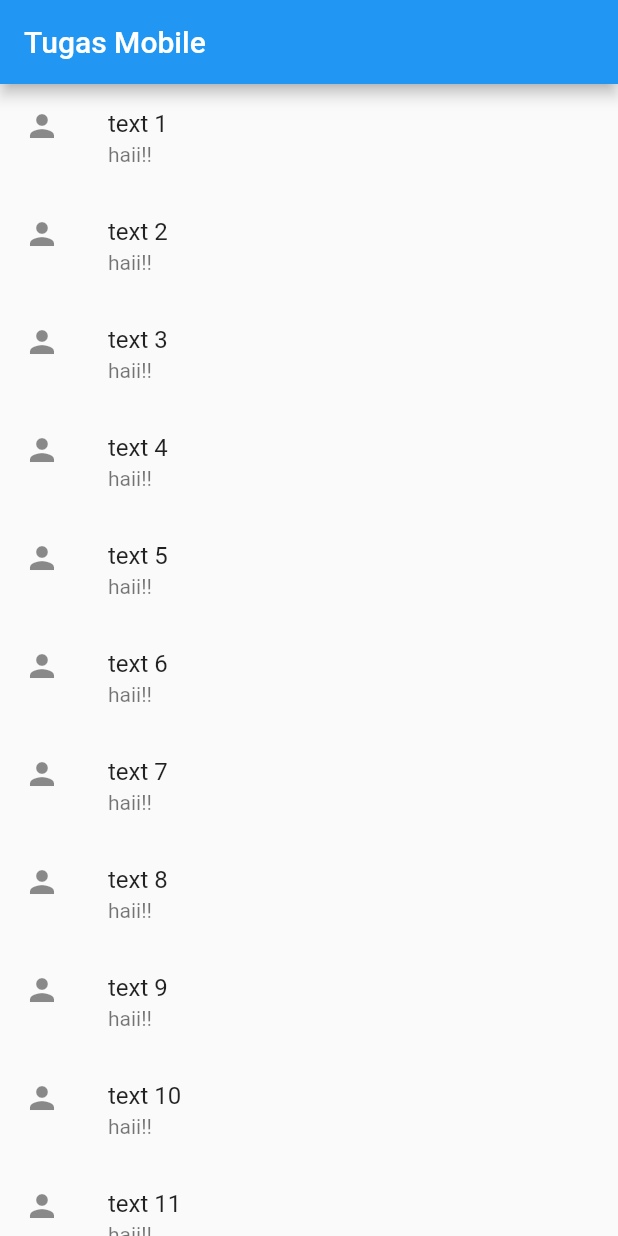
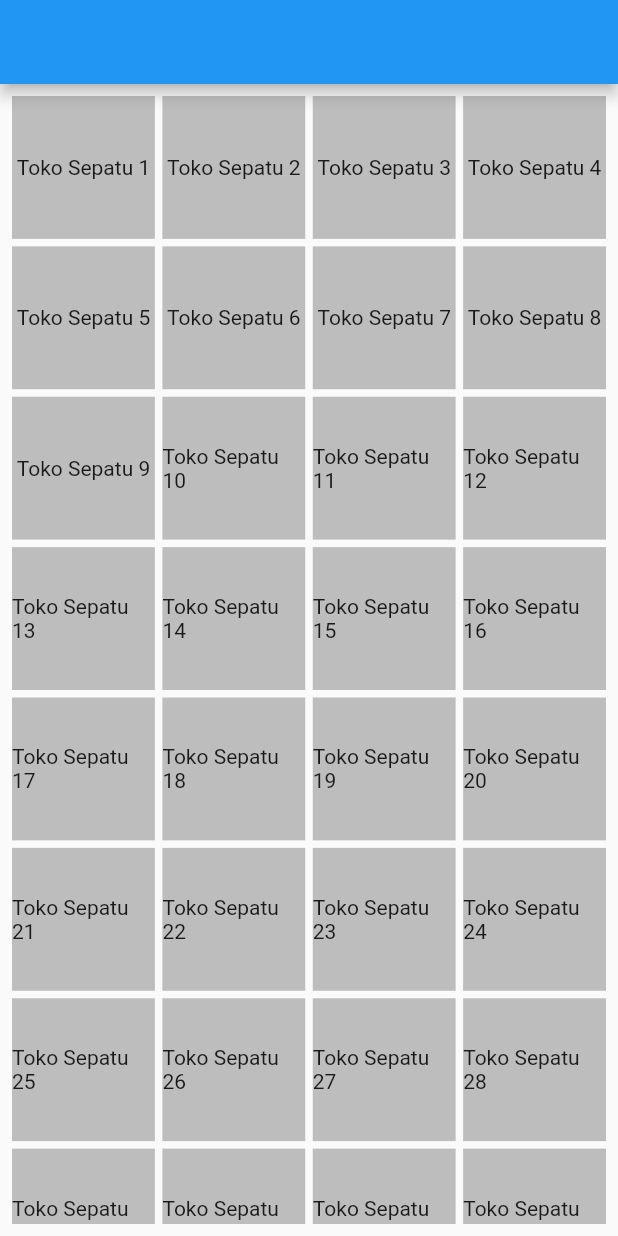
Before and after one commit to rahmat-riyadi/flutter-layout-box, a Flutter app: the screen it shows after launch, on a phone screen of 412 x 824 dp. Run offline on Flutter 3.47's test engine with Material 2 defaults, Android fonts, the phone set to English and light mode, and no system bars.

Commit message:
feat: ui2

```diff
--- a/lib/main.dart
+++ b/lib/main.dart
@@ -1,6 +1,6 @@
 import 'package:flutter/material.dart';
-import 'package:flutter_application_1/pages/home.dart';
 import 'package:flutter_application_1/pages/ui1.dart';
+import 'package:flutter_application_1/pages/ui2.dart';
 
 void main() {
   runApp(const MyApp());
@@ -17,7 +17,7 @@ class MyApp extends StatelessWidget {
       theme: ThemeData(
         primarySwatch: Colors.blue,
       ),
-      home: const Ui1(),
+      home: const Ui2(),
     );
   }
 }
--- /dev/null
+++ b/lib/pages/ui2.dart
@@ -0,0 +1,31 @@
+import 'package:flutter/material.dart';
+
+class Ui2 extends StatelessWidget {
+  const Ui2({super.key});
+
+  @override
+  Widget build(BuildContext context) {
+
+    List item = List.generate(100, (index) => 'Toko Sepatu ${index+1}');
+
+    return Scaffold(
+      appBar: AppBar(),
+      body: Padding(
+        padding: const EdgeInsets.all(8.0),
+        child: GridView.builder(
+          gridDelegate: const SliverGridDelegateWithFixedCrossAxisCount(
+            crossAxisCount: 4,
+            mainAxisSpacing: 5,
+            crossAxisSpacing: 5
+          ),
+          itemBuilder: (context, index) => Container(
+            decoration: BoxDecoration(
+              color: Colors.grey[400],
+            ),
+            child: Center(child: Text(item[index])),
+          )
+        ),
+      ),
+    );
+  }
+}
```
